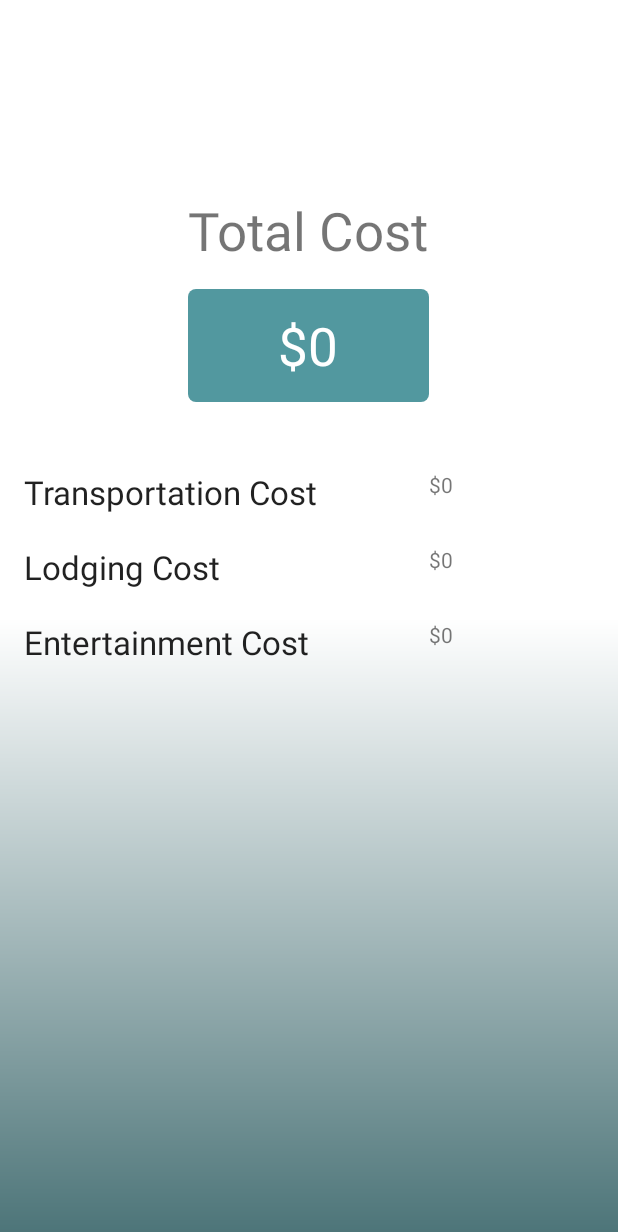
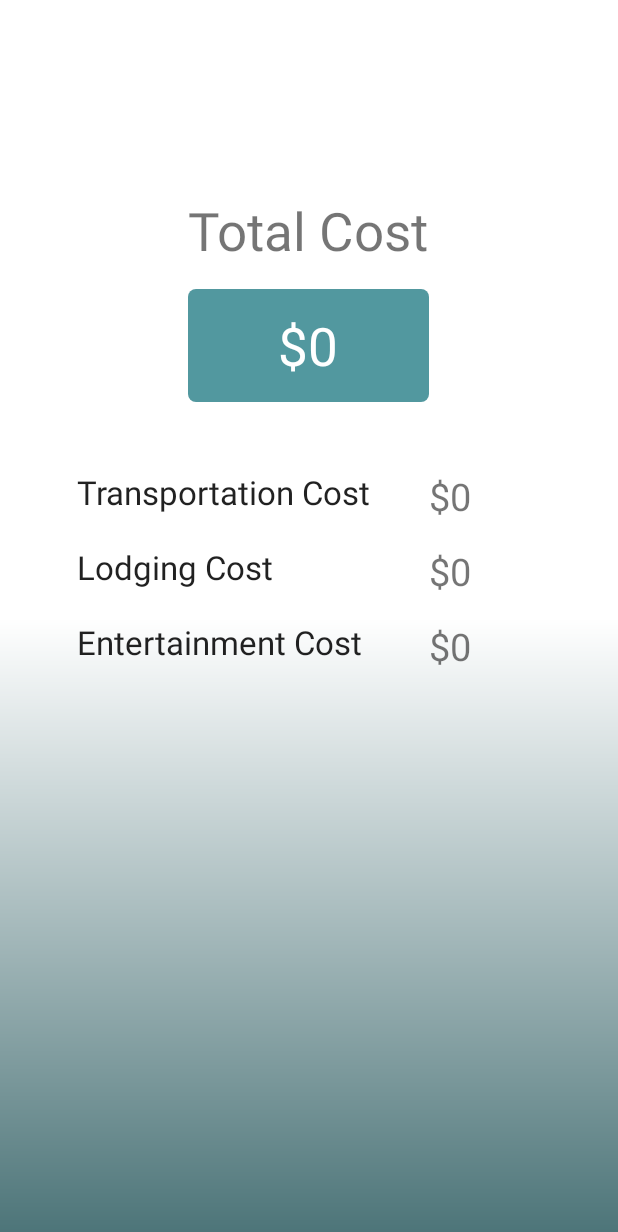
Before and after one commit to samanthagrant/Trestimate, an Android app: the Final screen opened directly, with no data from a screen before it, on a phone screen of 412 x 824 dp. Shown: the top 1232 px of the screen. Run offline under Robolectric (Android 15) with nearby library versions, the phone set to English and light mode, and no system bars.

Commit message:
Final version

```diff
--- a/app/src/main/java/com/example/sammie/myapplication/MainActivity.java
+++ b/app/src/main/java/com/example/sammie/myapplication/MainActivity.java
@@ -32,12 +32,15 @@ public class MainActivity extends AppCompatActivity
         setSupportActionBar(toolbar);
         DrawerLayout drawer = (DrawerLayout) findViewById(R.id.drawer_layout);
         ActionBarDrawerToggle toggle = new ActionBarDrawerToggle(
-                this, drawer, toolbar, R.string.navigation_drawer_open, R.string.navigation_drawer_close);
+                this, drawer, toolbar,
+                R.string.navigation_drawer_open, R.string.navigation_drawer_close);
         drawer.setDrawerListener(toggle);
         toggle.syncState();
 
         NavigationView navigationView = (NavigationView) findViewById(R.id.nav_view);
         navigationView.setNavigationItemSelectedListener(this);
+
+        runningTotal = 0;
     }
 
     @Override
--- a/app/src/main/res/layout/final_screen.xml
+++ b/app/src/main/res/layout/final_screen.xml
@@ -76,7 +76,8 @@
         android:layout_alignParentStart="true"
         android:layout_marginTop="45dp"
         android:layout_alignRight="@+id/RunningTotalFinal"
-        android:layout_alignEnd="@+id/RunningTotalFinal" />
+        android:layout_alignEnd="@+id/RunningTotalFinal"
+        android:layout_marginLeft="35dp" />
 
     <TextView
         android:layout_width="wrap_content"
@@ -90,7 +91,8 @@
         android:layout_alignParentLeft="true"
         android:layout_alignParentStart="true"
         android:layout_alignRight="@+id/Transport_Header"
-        android:layout_alignEnd="@+id/Transport_Header" />
+        android:layout_alignEnd="@+id/Transport_Header"
+        android:layout_marginLeft="35dp" />
 
     <TextView
         android:layout_width="wrap_content"
@@ -101,7 +103,8 @@
         android:height="50dp"
         android:layout_below="@+id/Lodging_Header"
         android:layout_alignParentLeft="true"
-        android:layout_alignParentStart="true" />
+        android:layout_alignParentStart="true"
+        android:layout_marginLeft="35dp" />
 
     <TextView
         android:layout_width="wrap_content"
@@ -112,7 +115,8 @@
         android:layout_alignParentEnd="true"
         android:layout_toRightOf="@+id/Transport_Header"
         android:layout_toEndOf="@+id/Transport_Header"
-        android:layout_alignTop="@+id/Transport_Header" />
+        android:layout_alignTop="@+id/Transport_Header"
+        android:textSize="25dp" />
 
     <TextView
         android:layout_width="wrap_content"
@@ -122,7 +126,8 @@
         android:layout_toEndOf="@+id/RunningTotalFinal"
         android:layout_toRightOf="@+id/Lodging_Header"
         android:layout_below="@+id/transFinal"
-        android:layout_alignBottom="@+id/Lodging_Header" />
+        android:layout_alignBottom="@+id/Lodging_Header"
+        android:textSize="25dp" />
 
     <TextView
         android:layout_width="wrap_content"
@@ -132,6 +137,7 @@
         android:layout_below="@+id/lodgeFinal"
         android:layout_alignBottom="@+id/Entertain_Header"
         android:layout_toRightOf="@+id/RunningTotalFinal"
-        android:layout_toEndOf="@+id/RunningTotalFinal" />
+        android:layout_toEndOf="@+id/RunningTotalFinal"
+        android:textSize="25dp" />
 
 </RelativeLayout>
```
Also changed, not shown: 1002 other files.
